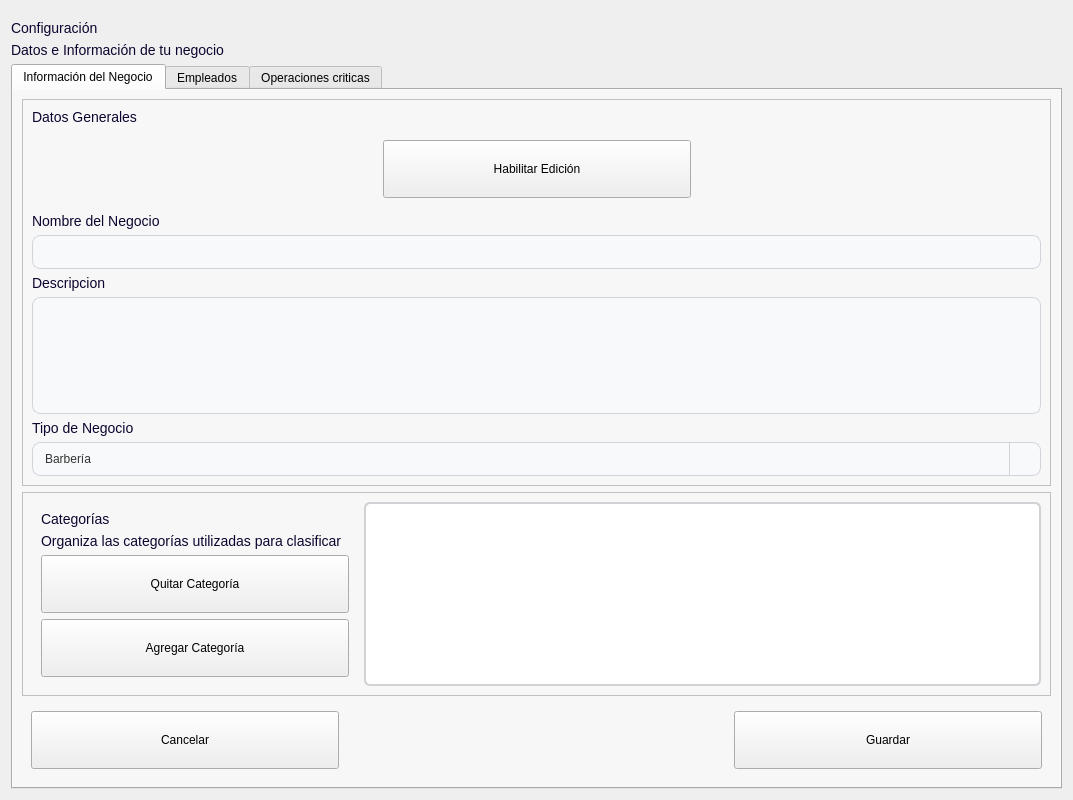
Before: the Qt Designer form app/ui/dashboard/pages/configuracion.ui in Brando-1510/Proyecto-Integrador-2.0, drawn with Qt 5.
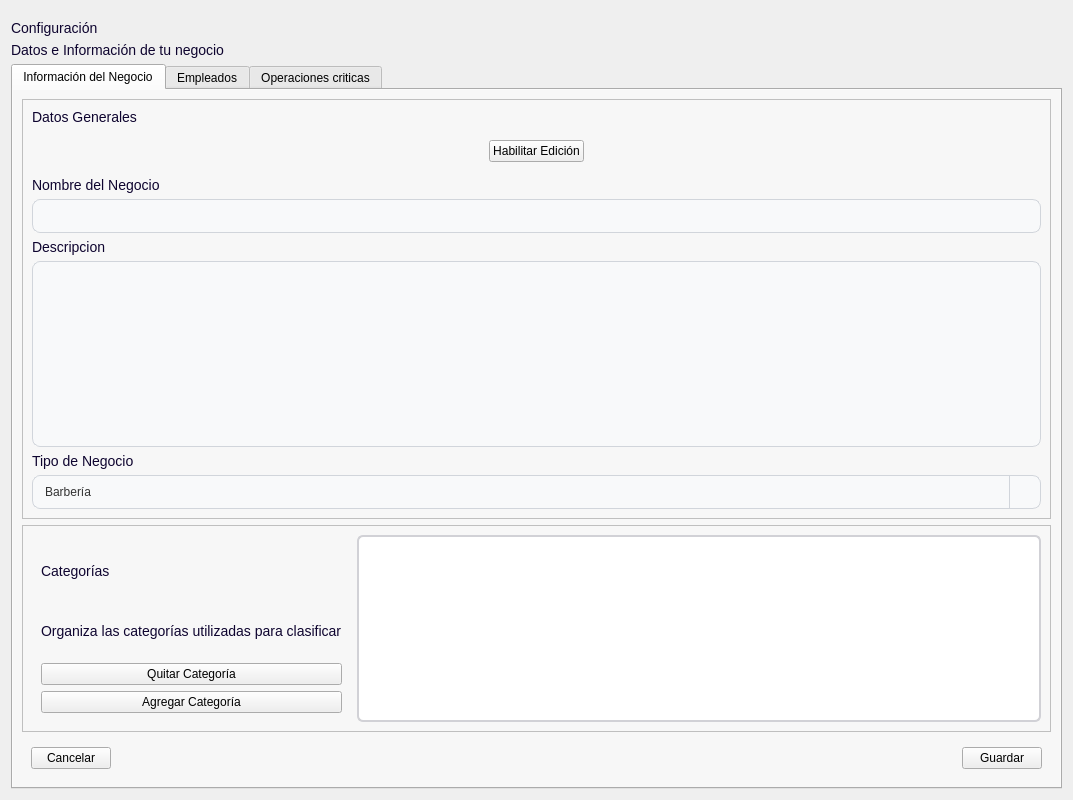
After: the same form once the commit is applied. The open tabs and pages were chosen to show the change. Icons and pictures are not drawn.

What changed in the file:
```diff
--- a/app/ui/dashboard/pages/configuracion.ui
+++ b/app/ui/dashboard/pages/configuracion.ui
@@ -159,10 +159,7 @@
 -----------------------------------------------------------------------------------------------------
 Botones
 -----------------------------------------------------------------------------------------------------*/
-QPushButton{
-width:300px;
-height:50px;
-}
+
 /* --- BOTÓN PRIMARIO --- */
 QPushButton[boton=&quot;Primario&quot;] {
     border-radius: 10px;
@@ -170,6 +167,8 @@
     font-weight: bold;
     color: #f7f7f7;
     font-size: 12pt;
+width:300px;
+height:50px;
 }
 
 QPushButton[boton=&quot;Primario&quot;]:hover {
@@ -188,6 +187,8 @@
     font-weight: bold;
     color: #5D38BB;
     font-size: 18px;
+width:300px;
+height:50px;
 }
 
 QPushButton[boton=&quot;Secundario&quot;]:hover {
@@ -207,6 +208,8 @@
     color: #0E042F;
     font-weight: bold;
     font-size: 16px;
+width:300px;
+height:50px;
 }
 
 QPushButton[boton=&quot;BotonTexto&quot;]:hover {
```
Left out of the diff: 2 changed lines with no effect on the pictures.
